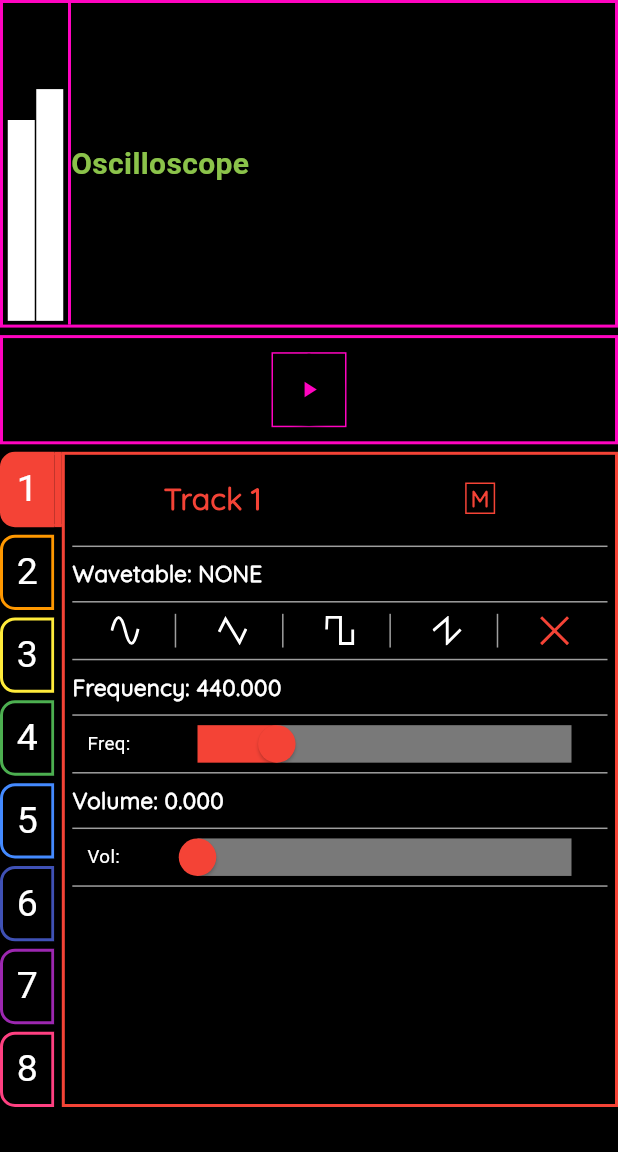
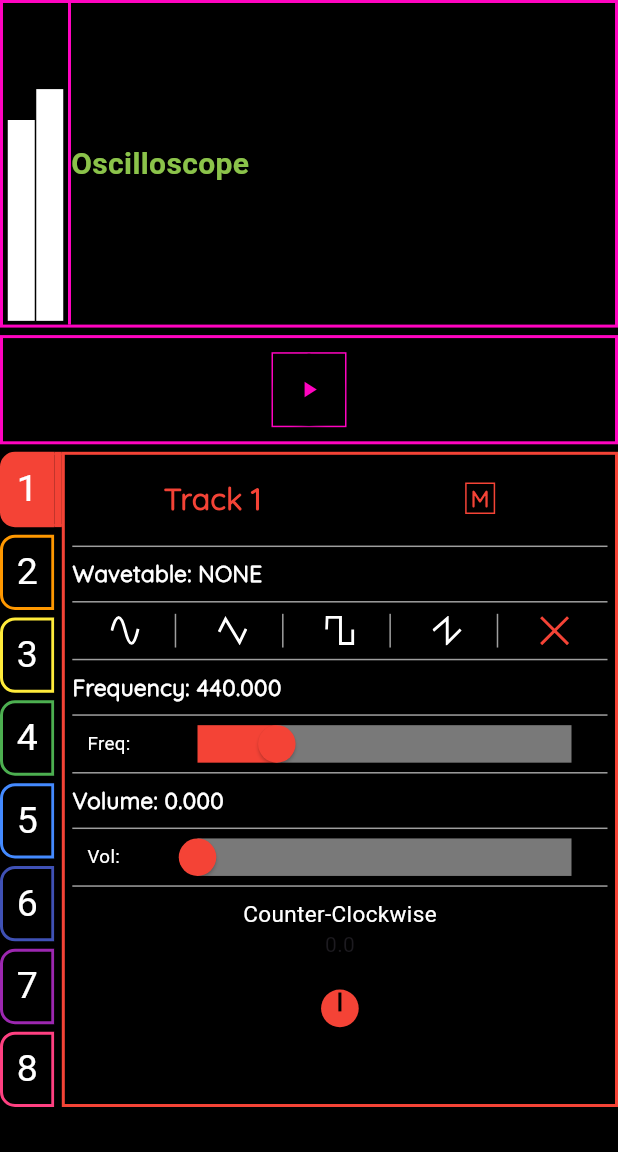
Before and after one commit to mduval76/drone_factory, a Flutter app: the screen it shows after launch, on a phone screen of 412 x 824 dp, the part 84-1236 px from its top. Run offline on Flutter 3.47's test engine with Material 3 defaults, Android fonts, the phone set to English and light mode, and no system bars; our stand-ins replace flutter_svg; Roboto replaces fonts that are missing (CocomatLight).

Commit message:
Knob  widget controls and parameters functional.

```diff
--- /dev/null
+++ b/lib/views/widgets/knob.dart
@@ -0,0 +1,114 @@
+import 'package:flutter/material.dart';
+import 'dart:math' as math;
+
+class Knob extends StatefulWidget {
+  final double startAngle;
+  final double minAngle;
+  final double maxAngle;
+  final Color borderColor;
+
+  const Knob({
+    super.key,
+    required this.startAngle,
+    required this.minAngle,
+    required this.maxAngle,
+    required this.borderColor
+    });
+
+  @override
+  State<Knob> createState() => _KnobState();
+}
+
+class _KnobState extends State<Knob> {
+  final double radius = 12.55;
+  double _movement = 0;
+  double _cumulativeAngle = 0;
+  late double _minAngle;
+  late double _maxAngle;
+  late double _startAngle;
+
+  @override
+  void initState() {
+    super.initState();
+    _minAngle = widget.minAngle;
+    _maxAngle = widget.maxAngle;
+    _startAngle = widget.startAngle;
+    _cumulativeAngle = _startAngle;
+  }
+
+  @override
+  Widget build(BuildContext context) {
+    return Center(
+      child: Column(
+        mainAxisAlignment: MainAxisAlignment.center,
+        children: <Widget>[
+          Text(
+            _movement > 0 ? 'Clockwise' : 'Counter-Clockwise',
+            style: const TextStyle(fontSize: 15, color: Colors.white),
+          ),
+          Text('$_movement'),
+          const SizedBox(height: 20),
+          GestureDetector(
+            onPanUpdate: _panHandler,
+            child: Stack(
+              alignment: Alignment.center,
+              children: [
+                Container(
+                  height: radius * 2,
+                  width: radius * 2,
+                  decoration: BoxDecoration(
+                    shape: BoxShape.circle,
+                    color: widget.borderColor,
+                  ),
+                ),
+                Transform.rotate(
+                  angle: _cumulativeAngle,
+                  child: Align(
+                    alignment: Alignment.topCenter,
+                    child: Container(
+                      height: radius,
+                      width: 2,
+                      color: Colors.black,
+                      margin: EdgeInsets.only(top: radius - 4),
+                    ),
+                  ),
+                ),
+              ],
+            ),
+          ),
+        ],
+      ),
+    );
+  }
+
+  void _panHandler(DragUpdateDetails d) {
+    bool onTop = d.localPosition.dy <= radius;
+    bool onLeftSide = d.localPosition.dx <= radius;
+    bool onRightSide = !onLeftSide;
+    bool onBottom = !onTop;
+
+    bool panUp = d.delta.dy >= 0.0;
+    bool panLeft = d.delta.dx >= 0.0;
+    bool panRight = !panLeft;
+    bool panDown = !panUp;
+
+    double yChange = d.delta.dy.abs();
+    double xChange = d.delta.dx.abs();
+
+    double vert = (onRightSide && panUp) || (onLeftSide && panDown)
+        ? yChange * -1
+        : yChange;
+
+    double horz = (onTop && panLeft) || (onBottom && panRight)
+        ? xChange * -1
+        : xChange;
+
+    double rotationalChange = vert + horz;
+
+    setState(() {
+      _movement = rotationalChange;
+      _cumulativeAngle += (rotationalChange / 180) * math.pi;
+      _cumulativeAngle = _cumulativeAngle.clamp(_minAngle, _maxAngle);
+    });
+  }
+}
--- a/lib/views/widgets/track_controls_widget.dart
+++ b/lib/views/widgets/track_controls_widget.dart
@@ -1,9 +1,11 @@
 import 'package:drone_factory/models/native_synthesizer.dart';
 import 'package:drone_factory/models/track_model.dart';
+import 'package:drone_factory/views/widgets/knob.dart';
 import 'package:drone_factory/views/widgets/track_frequency_control_widget.dart';
 import 'package:drone_factory/views/widgets/track_volume_control_widget.dart';
 import 'package:drone_factory/views/widgets/track_wavetable_selector_widget.dart';
 import 'package:flutter/material.dart';
+import 'dart:math' as math;
 
 class TrackControlsWidget extends StatefulWidget {
   final TrackModel selectedTrack;
@@ -24,6 +26,14 @@ class _TrackControlsWidgetState extends State<TrackControlsWidget> {
   late double _volume;
   late double _frequency;
   late Wavetable _wavetable;
+
+  @override
+  void initState() {
+    super.initState();
+    _volume = widget.selectedTrack.volume;
+    _frequency = widget.selectedTrack.frequency;
+    _wavetable = widget.selectedTrack.wavetable;
+  }
 
   void _setWavetable(int wavetable) async {
     await _synthesizer.setWavetable(widget.selectedTrack.trackId, _wavetable.index);
@@ -62,14 +72,6 @@ class _TrackControlsWidgetState extends State<TrackControlsWidget> {
 
   void _setVolume(double volume) async {
     await _synthesizer.setVolume(widget.selectedTrack.trackId, volume);
-  }
-
-  @override
-  void initState() {
-    super.initState();
-    _volume = widget.selectedTrack.volume;
-    _frequency = widget.selectedTrack.frequency;
-    _wavetable = widget.selectedTrack.wavetable;
   }
 
   @override
@@ -215,6 +217,12 @@ class _TrackControlsWidgetState extends State<TrackControlsWidget> {
             },
           ),
           const Divider(thickness: 1, color: Colors.grey),
+          Knob(
+            startAngle: math.pi,
+            minAngle: (0.9 * math.pi / 6),
+            maxAngle: (10.9 * math.pi / 6),
+            borderColor: widget.borderColor
+          ),
         ],
       ),
     );
```
